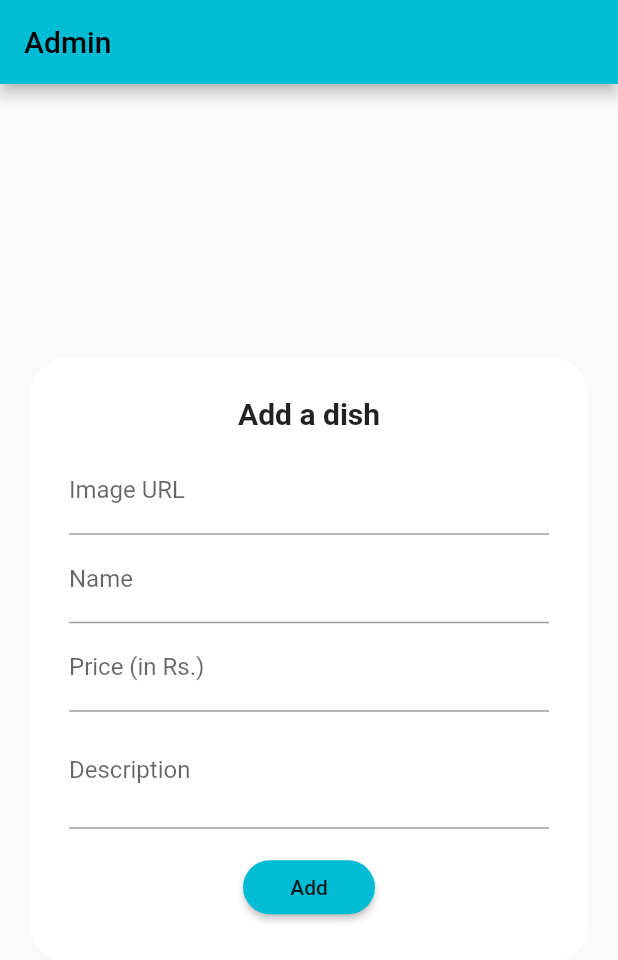
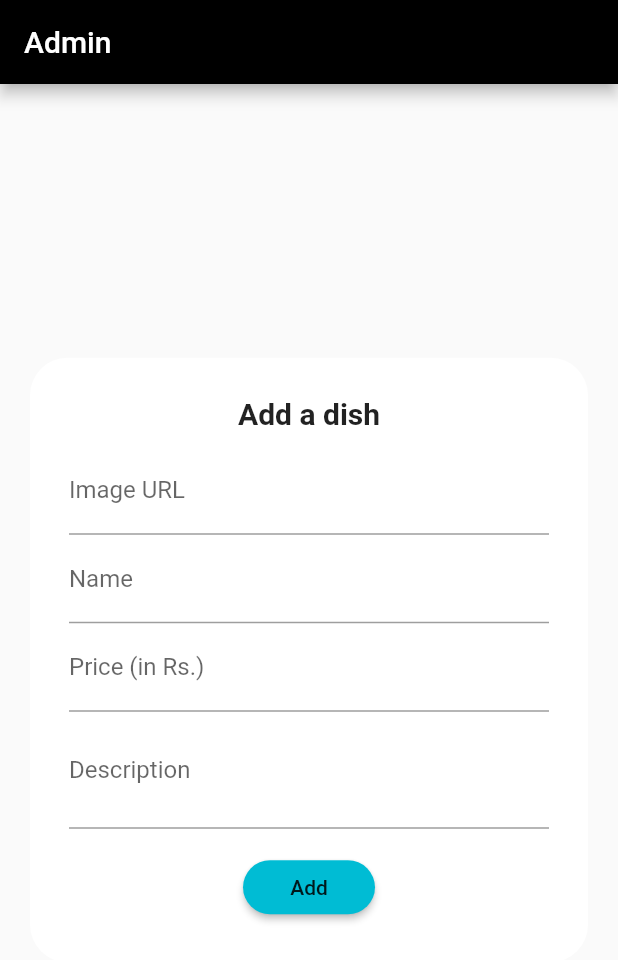
Before and after one commit to shaurya127/canteenmnit, a Flutter app: the screen it shows after launch, after a tap on "Login as admin", on a phone screen of 412 x 824 dp. Shown: the top 960 px of the screen. Run offline on Flutter 3.47's test engine with Material 2 defaults, Android fonts, the phone set to English and light mode, and no system bars; our stand-ins replace cloud_firestore; accounts and stored records are empty.

Commit message:
splash screen fixed

```diff
--- a/lib/main.dart
+++ b/lib/main.dart
@@ -30,7 +30,8 @@ class MyApp extends StatelessWidget {
               titleOfApp:
                   'Canteen MNIT', //Here optimization is required to avoid the name clash when we add furthur routes
             ),
-        ParticularCanteenOverview.routeName: (ctx) => ParticularCanteenOverview()
+        ParticularCanteenOverview.routeName: (ctx) =>
+            ParticularCanteenOverview()
       },
     );
   }
@@ -63,13 +64,13 @@ class _MyHomePageState extends State<MyHomePage> {
   @override
   Widget build(BuildContext context) {
     return Scaffold(
-      backgroundColor: Colors.cyan[50],
-      body: Container(
-        // color: Colors.white,
-        decoration: BoxDecoration(
-          image: DecorationImage(
-            image: AssetImage('assets/images/Canteenmnit.jpg'),
-          ),
+      backgroundColor: Colors.cyan[100],
+      body: SizedBox(
+        width: double.infinity,
+        height: double.infinity,
+        child: Image(
+          image: AssetImage('assets/images/Canteenmnit.jpg'),
+          fit: BoxFit.cover,
         ),
       ),
     );
--- a/lib/screens/admin_page.dart
+++ b/lib/screens/admin_page.dart
@@ -66,7 +66,11 @@ class _AdminScreenState extends State<AdminScreen> {
   Widget build(BuildContext context) {
     return Scaffold(
       appBar: AppBar(
-        title: Text("Admin"),
+        title: Text(
+          "Admin",
+          style: TextStyle(color: Colors.white),
+        ),
+        backgroundColor: Colors.black,
       ),
       body: Center(
         child: Container(
```
Also changed, not shown: pubspec.lock, 1 other file.
